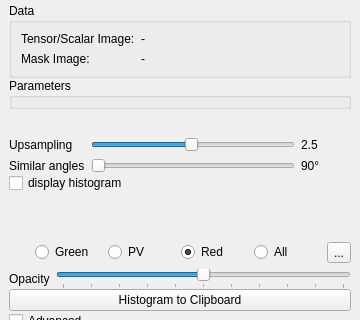
MITK/MITK, file Plugins/org.mitk.gui.qt.diffusionimaging/src/internal/QmitkPartialVolumeAnalysisViewControls.ui: the form before one commit; both pictures show x 0 to 360 and y 0 to 320 of the 360 by 528 pixel window.
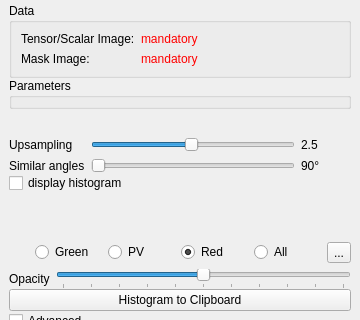
The form after the commit. Icons and pictures are not drawn. Custom widgets are drawn as their Qt base class.

Patch:
```diff
--- a/Plugins/org.mitk.gui.qt.diffusionimaging/src/internal/QmitkPartialVolumeAnalysisViewControls.ui
+++ b/Plugins/org.mitk.gui.qt.diffusionimaging/src/internal/QmitkPartialVolumeAnalysisViewControls.ui
@@ -67,14 +67,14 @@
       <item row="1" column="1">
        <widget class="QLabel" name="m_SelectedImageLabel">
         <property name="text">
-         <string>-</string>
+         <string>&lt;html&gt;&lt;head/&gt;&lt;body&gt;&lt;p&gt;&lt;span style=&quot; color:#ff0000;&quot;&gt;mandatory&lt;/span&gt;&lt;/p&gt;&lt;/body&gt;&lt;/html&gt;</string>
         </property>
        </widget>
       </item>
       <item row="2" column="1">
        <widget class="QLabel" name="m_SelectedMaskLabel">
         <property name="text">
-         <string>-</string>
+         <string>&lt;html&gt;&lt;head/&gt;&lt;body&gt;&lt;p&gt;&lt;span style=&quot; color:#ff0000;&quot;&gt;mandatory&lt;/span&gt;&lt;/p&gt;&lt;/body&gt;&lt;/html&gt;</string>
         </property>
        </widget>
       </item>
```
Left out of the diff: 5 changed lines with no effect on the pictures.
